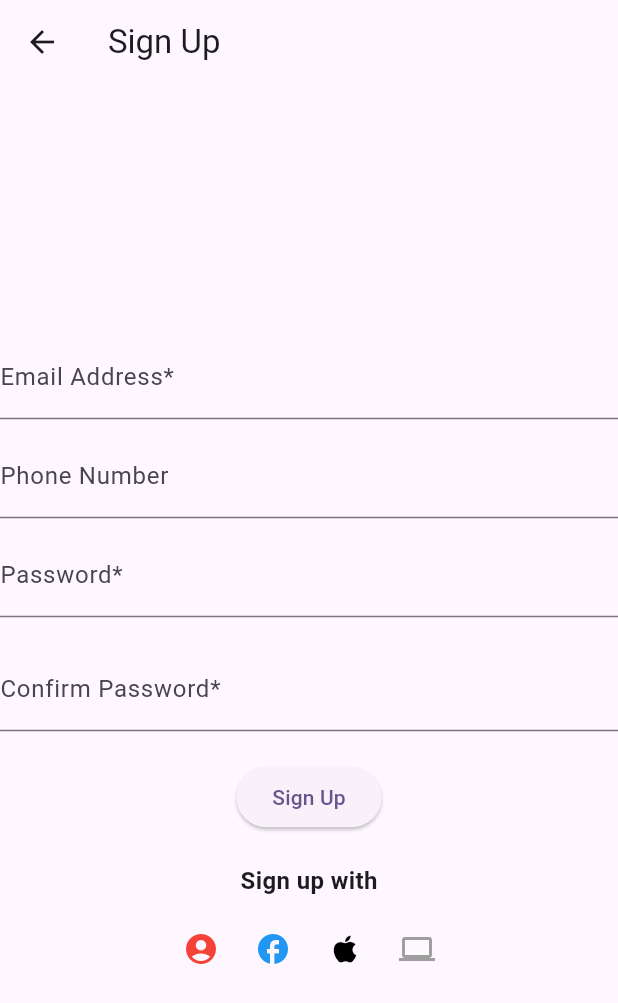
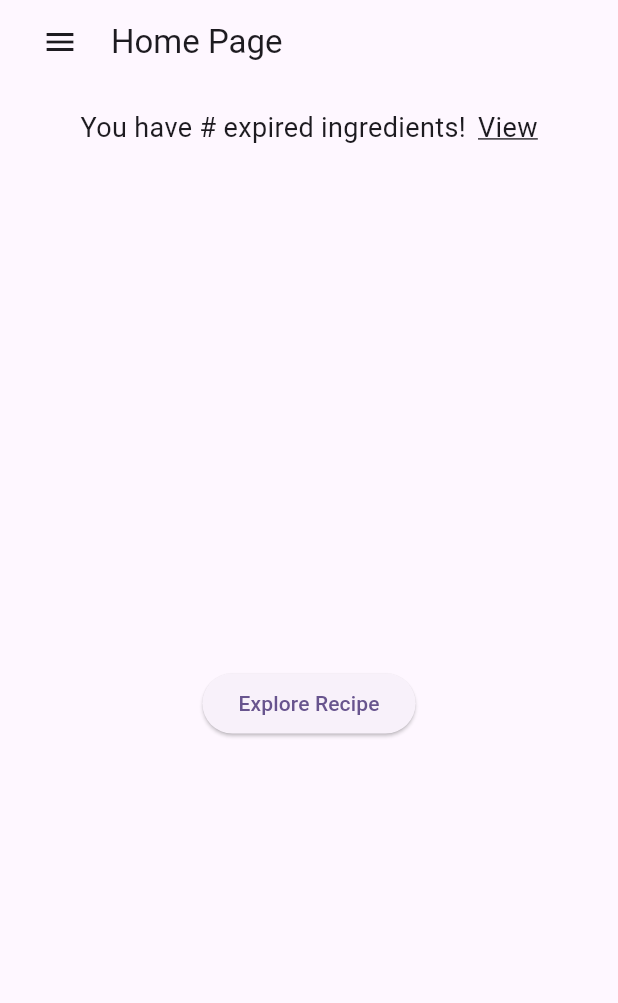
Before and after one commit to TylerRLowe/FridgeFinds, a Flutter app: the SignupPage screen opened directly, after a tap on "Sign Up", on a phone screen of 412 x 824 dp. Shown: the top 1003 px of the screen. Run offline on Flutter 3.47's test engine with Material 3 defaults, Android fonts, the phone set to English and light mode, and no system bars; missing offline and left inert: dart:ffi.

Commit message:
set up the Home Page with menu

```diff
--- /dev/null
+++ b/lib/Home_Page/HomePage.dart
@@ -0,0 +1,126 @@
+import 'package:flutter/material.dart';
+import 'shoppingList.dart';
+
+class HomePage extends StatelessWidget {
+  @override
+  Widget build(BuildContext context) {
+    return Scaffold(
+      appBar: AppBar(
+        automaticallyImplyLeading: false,
+        title: Row(
+          children: [
+            Builder(
+              builder: (context) => IconButton(
+                icon: Icon(Icons.menu),
+                onPressed: () {
+                  Scaffold.of(context).openDrawer();
+                },
+              ),
+            ),
+            SizedBox(width: 10),
+            Text('Home Page'),
+          ],
+        ),
+      ),
+      drawer: Drawer(
+        child: ListView(
+          padding: EdgeInsets.zero,
+          children: <Widget>[
+            DrawerHeader(
+              decoration: BoxDecoration(
+                color: Colors.blue,
+              ),
+              child: Text(
+                'Menu',
+                style: TextStyle(
+                  color: Colors.white,
+                  fontSize: 24,
+                ),
+              ),
+            ),
+            ListTile(
+              title: Text('Saved Recipes'),
+              onTap: () {
+                Navigator.pop(context);
+              },
+            ),
+            ListTile(
+              title: Text('Meal Planner'),
+              onTap: () {
+                Navigator.pop(context);
+              },
+            ),
+            ListTile(
+              title: Text('Expired Recipes'),
+              onTap: () {
+                Navigator.pop(context);
+              },
+            ),
+            ListTile(
+              title: Text('Shopping List'),
+              onTap: () {
+                Navigator.pop(context);
+                Navigator.push(
+                  context,
+                  MaterialPageRoute(builder: (context) => ShoppingList()),
+                );
+              },
+            ),
+            ListTile(
+              title: Text('Pantry'),
+              onTap: () {
+                Navigator.pop(context);
+              },
+            ),
+            ListTile(
+              title: Text('Profile'),
+              onTap: () {
+                Navigator.pop(context);
+              },
+            ),
+          ],
+        ),
+      ),
+      body: Column(
+        crossAxisAlignment: CrossAxisAlignment.center,
+        children: [
+          Padding(
+            padding: const EdgeInsets.all(16.0),
+            child: Row(
+              mainAxisAlignment: MainAxisAlignment.center,
+              children: [
+                Text(
+                  'You have # expired ingredients!',
+                  style: TextStyle(fontSize: 18),
+                ),
+                SizedBox(width: 8),
+                Text(
+                  'View',
+                  style: TextStyle(
+                    fontSize: 18,
+                    decoration: TextDecoration.underline,
+                  ),
+                ),
+              ],
+            ),
+          ),
+          Expanded(
+            child: Center(
+              child: Column(
+                mainAxisAlignment: MainAxisAlignment.center,
+                children: [
+                  ElevatedButton(
+                    onPressed: () {
+
+                    },
+                    child: Text('Explore Recipe'),
+                  ),
+                ],
+              ),
+            ),
+          ),
+        ],
+      ),
+    );
+  }
+}
--- a/lib/signup_login_page/login.dart
+++ b/lib/signup_login_page/login.dart
@@ -1,4 +1,5 @@
 import 'package:flutter/material.dart';
+import '../Home_Page/HomePage.dart';
 
 class LoginPage extends StatelessWidget {
   @override
@@ -32,6 +33,10 @@ class LoginPage extends StatelessWidget {
             const SizedBox(height: 20),
             ElevatedButton(
               onPressed: () {
+                Navigator.push(
+                  context,
+                  MaterialPageRoute(builder: (context) => HomePage()),
+                );
               },
               child: const Text('Log In'),
             ),
--- a/lib/signup_login_page/signup.dart
+++ b/lib/signup_login_page/signup.dart
@@ -1,4 +1,5 @@
 import 'package:flutter/material.dart';
+import '../Home_Page/HomePage.dart';
 
 class SignupPage extends StatelessWidget {
   @override
@@ -39,29 +40,27 @@ class SignupPage extends StatelessWidget {
             const SizedBox(height: 20),
             ElevatedButton(
               onPressed: () {
-
+                Navigator.pushReplacement(
+                  context,
+                  MaterialPageRoute(builder: (context) => HomePage()),
+                );
               },
               child: const Text('Sign Up'),
             ),
             const SizedBox(height: 20),
-
             const Text(
               'Sign up with',
               style: TextStyle(fontSize: 16, fontWeight: FontWeight.bold),
             ),
             const SizedBox(height: 10),
-
             Row(
               mainAxisAlignment: MainAxisAlignment.center,
               children: [
-
                 IconButton(
                   icon: Icon(Icons.account_circle, color: Colors.red),
                   onPressed: () {
-
                   },
                 ),
-
                 IconButton(
                   icon: Icon(Icons.facebook, color: Colors.blue),
                   onPressed: () {
@@ -70,13 +69,11 @@ class SignupPage extends StatelessWidget {
                 IconButton(
                   icon: Icon(Icons.apple, color: Colors.black),
                   onPressed: () {
-
                   },
                 ),
                 IconButton(
                   icon: Icon(Icons.computer, color: Colors.grey),
                   onPressed: () {
-
                   },
                 ),
               ],
```
Also changed, not shown: lib/Home_Page/shoppingList.dart (added, +15 -0 lines).
